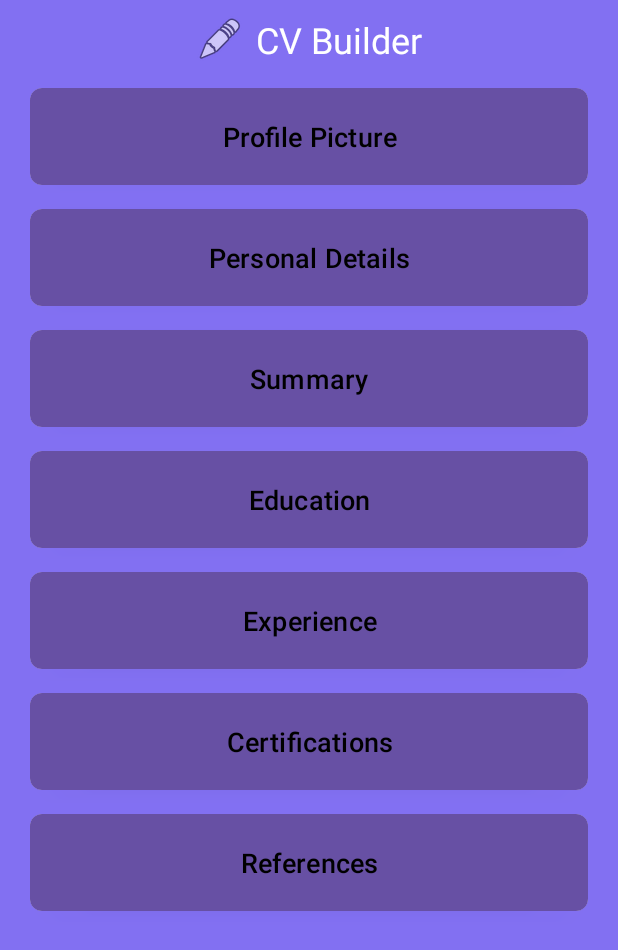
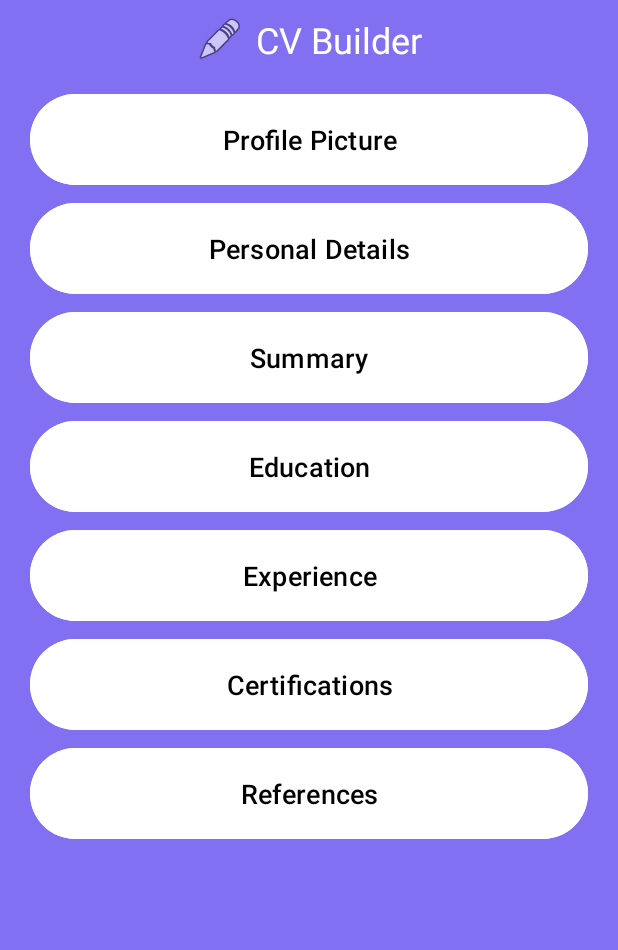
Before and after one commit to Zohaib-4/Android_Development, an Android app: the screen it shows after launch (ActivityHome), on a phone screen of 412 x 824 dp. Shown: the top 950 px of the screen. Run offline under Robolectric (Android 15) with nearby library versions, the phone set to English and light mode, and no system bars.

Commit message:
Refactor home activity layout and add custom button style
- Created `styles.xml` with a `CustomButton` style for consistent button appearance.
- Updated `activity_home.xml` to use the `CustomButton` style for all buttons.
- Removed CardView wrapper from each button.
- Adjusted button properties to be managed within the `CustomButton` style.

```diff
--- a/CV_Builder/app/src/main/res/layout/activity_home.xml
+++ b/CV_Builder/app/src/main/res/layout/activity_home.xml
@@ -34,134 +34,39 @@
             android:orientation="vertical"
             android:gravity="center">
 
-            <!-- Profile Picture Section -->
-            <androidx.cardview.widget.CardView
-                android:layout_width="match_parent"
-                android:layout_height="wrap_content"
-                app:cardCornerRadius="8dp"
-                app:cardElevation="4dp"
-                android:layout_marginBottom="16dp">
 
                 <Button
-                    android:layout_width="match_parent"
-                    android:layout_height="wrap_content"
+                    style="@style/CustomButton"
                     android:text="Profile Picture"
-                    android:textSize="18sp"
-                    android:backgroundTint="@color/white"
-                    android:background="@android:color/white"
-                    android:padding="16dp"
-                    android:textColor="#000000" />
-            </androidx.cardview.widget.CardView>
-
-            <!-- Personal Details Section -->
-            <androidx.cardview.widget.CardView
-                android:layout_width="match_parent"
-                android:layout_height="wrap_content"
-                app:cardCornerRadius="8dp"
-                app:cardBackgroundColor="@color/white"
-                app:cardElevation="4dp"
-                android:layout_marginBottom="16dp">
+                    android:textSize="18sp" />
 
                 <Button
-                    android:layout_width="match_parent"
-                    android:layout_height="wrap_content"
+                    style="@style/CustomButton"
                     android:text="Personal Details"
-                    android:textSize="18sp"
-                    android:background="@android:color/white"
-                    android:padding="16dp"
-                    android:textColor="#000000" />
-            </androidx.cardview.widget.CardView>
+                    android:textSize="18sp" />
 
-            <!-- Summary Section -->
-            <androidx.cardview.widget.CardView
-                android:layout_width="match_parent"
-                android:layout_height="wrap_content"
-                app:cardCornerRadius="8dp"
-                app:cardElevation="4dp"
-                android:layout_marginBottom="16dp">
 
                 <Button
-                    android:layout_width="match_parent"
-                    android:layout_height="wrap_content"
-                    android:text="Summary"
-                    android:textSize="18sp"
-                    android:background="@android:color/white"
-                    android:padding="16dp"
-                    android:textColor="#000000" />
-            </androidx.cardview.widget.CardView>
-
-            <!-- Education Section -->
-            <androidx.cardview.widget.CardView
-                android:layout_width="match_parent"
-                android:layout_height="wrap_content"
-                app:cardCornerRadius="8dp"
-                app:cardElevation="4dp"
-                android:layout_marginBottom="16dp">
+                    style="@style/CustomButton"
+                    android:text="Summary" />
 
                 <Button
-                    android:layout_width="match_parent"
-                    android:layout_height="wrap_content"
-                    android:text="Education"
-                    android:textSize="18sp"
-                    android:background="@android:color/white"
-                    android:padding="16dp"
-                    android:textColor="#000000" />
-            </androidx.cardview.widget.CardView>
-
-            <!-- Experience Section -->
-            <androidx.cardview.widget.CardView
-                android:layout_width="match_parent"
-                android:layout_height="wrap_content"
-                app:cardCornerRadius="8dp"
-                app:cardElevation="4dp"
-                android:layout_marginBottom="16dp">
+                    style="@style/CustomButton"
+                    android:text="Education" />
 
                 <Button
-                    android:layout_width="match_parent"
-                    android:layout_height="wrap_content"
-                    android:text="Experience"
-                    android:textSize="18sp"
-                    android:background="@android:color/white"
-                    android:padding="16dp"
-                    android:textColor="#000000" />
-            </androidx.cardview.widget.CardView>
+                    style="@style/CustomButton"
+                    android:text="Experience" />
 
-            <!-- Certifications Section -->
-            <androidx.cardview.widget.CardView
-                android:layout_width="match_parent"
-                android:layout_height="wrap_content"
-                app:cardCornerRadius="8dp"
-                app:cardElevation="4dp"
-                android:layout_marginBottom="16dp">
 
                 <Button
-                    android:layout_width="match_parent"
-                    android:layout_height="wrap_content"
-                    android:text="Certifications"
-                    android:textSize="18sp"
-                    android:background="@android:color/white"
-                    android:padding="16dp"
-                    android:textColor="#000000" />
-            </androidx.cardview.widget.CardView>
+                    style="@style/CustomButton"
+                    android:text="Certifications" />
 
-            <!-- References Section -->
-            <androidx.cardview.widget.CardView
-                android:layout_width="match_parent"
-                android:layout_height="wrap_content"
-                app:cardCornerRadius="8dp"
-                app:cardElevation="4dp"
-                app:cardBackgroundColor="@color/white"
-                android:layout_marginBottom="16dp">
 
                 <Button
-                    android:layout_width="match_parent"
-                    android:layout_height="wrap_content"
-                    android:text="References"
-                    android:textSize="18sp"
-                    android:background="@android:color/white"
-                    android:padding="16dp"
-                    android:textColor="#000000" />
-            </androidx.cardview.widget.CardView>
+                    style="@style/CustomButton"
+                    android:text="References" />
 
         </LinearLayout>
     </ScrollView>
--- /dev/null
+++ b/CV_Builder/app/src/main/res/values/styles.xml
@@ -0,0 +1,14 @@
+<?xml version="1.0" encoding="utf-8"?>
+<resources>
+    <style name="CustomButton">
+        <item name="android:layout_width">match_parent</item>
+        <item name="android:layout_height">wrap_content</item>
+        <item name="android:textSize">18sp</item>
+        <item name="android:backgroundTint">@android:color/white</item>
+        <item name="android:padding">18dp</item>
+        <item name="android:textColor">#000000</item>
+        <item name="android:elevation">4dp</item>
+        <item name="android:layout_marginBottom">4dp</item>
+        <item name="android:gravity">center</item>
+    </style>
+</resources>
```
